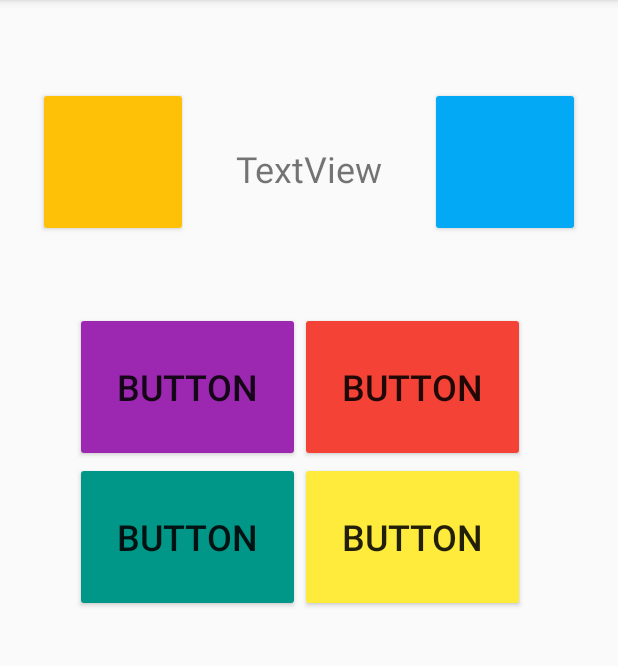
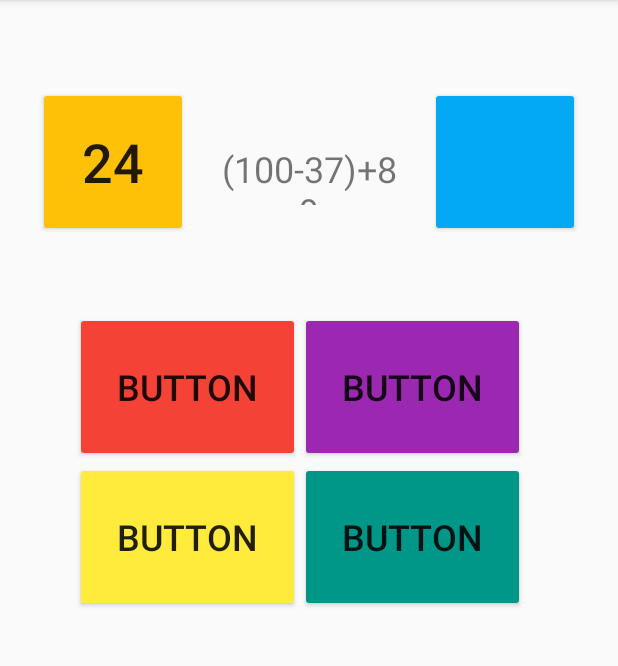
Before and after one commit to ishvar99/maths-fun-app, an Android app: the screen it shows after launch (MainActivity), after a tap on "READY!", on a phone screen of 412 x 824 dp, the part 84-750 px from its top. Run offline under Robolectric (Android 15) with nearby library versions, the phone set to English and light mode, and no system bars.

Commit message:
working with game logic and setup timer

```diff
--- a/app/src/main/java/com/example/braintrainer/MainActivity.java
+++ b/app/src/main/java/com/example/braintrainer/MainActivity.java
@@ -3,18 +3,61 @@ package com.example.braintrainer;
 import androidx.appcompat.app.AppCompatActivity;
 
 import android.os.Bundle;
+import android.os.CountDownTimer;
+import android.util.Log;
 import android.view.View;
 import android.widget.Button;
 import android.widget.LinearLayout;
+import android.widget.TextView;
+
+import java.lang.reflect.Array;
+import java.util.HashMap;
+import java.util.Map;
 
 public class MainActivity extends AppCompatActivity {
     LinearLayout linearLayout;
-    Button button;
+    Button button,timerButton;
+    CountDownTimer timer;
+    TextView textView;
+    int totalTime=25000;
+    int timeInterval=1000;
+    int counter=0;
+    String[] questions={"(100-37)+89","(133+21)/7)"};
+    Integer[] answers={152,22};
+    public String fetchQuestion(int i){
+        return questions[i];
+    }
+    public void submitAnswer(View view){
+        Log.i("info",view.toString());
+        button=(Button)view;
+        Log.i("tag",button.getTag().toString());
+    }
+
+    public void startTimer(){
+        timer = new CountDownTimer(totalTime+100,timeInterval) {
+            @Override
+            public void onTick(long l) {
+                timerButton.setText(String.valueOf(l/1000));
+            }
+            @Override
+            public void onFinish() {
+                Log.i("INFO","TIMES UP!");
+            }
+        }.start();
+    }
+    public void checkResult(){
+
+    }
+
     public void startGame(View view){
         button =findViewById(R.id.button);
+        textView=findViewById(R.id.questionText);
         linearLayout=findViewById(R.id.linearLayoutMain);
         linearLayout.setVisibility(View.VISIBLE);
         button.setVisibility(View.INVISIBLE);
+        timerButton=findViewById(R.id.timerButton);
+        textView.setText(fetchQuestion(counter));
+        startTimer();
     }
     @Override
     protected void onCreate(Bundle savedInstanceState) {
--- a/app/src/main/res/layout/activity_main.xml
+++ b/app/src/main/res/layout/activity_main.xml
@@ -45,7 +45,7 @@
             android:orientation="horizontal">
 
             <Button
-                android:id="@+id/scoreButton"
+                android:id="@+id/timerButton"
                 android:layout_width="100dp"
                 android:layout_height="100dp"
                 android:backgroundTint="#FFC107"
@@ -63,7 +63,7 @@
                 android:textSize="24sp" />
 
             <Button
-                android:id="@+id/timerButton"
+                android:id="@+id/scoreButton"
                 android:layout_width="100dp"
                 android:layout_height="100dp"
                 android:layout_marginRight="0dp"
@@ -80,20 +80,25 @@
             android:orientation="horizontal">
 
             <Button
+                android:id="@+id/option1"
+                android:layout_width="150dp"
+                android:layout_height="100dp"
+                android:backgroundTint="#F44336"
+                android:onClick="submitAnswer"
+                android:tag="1"
+                android:text="Button"
+                android:textSize="24sp" />
+
+            <Button
                 android:id="@+id/option2"
                 android:layout_width="150dp"
                 android:layout_height="100dp"
                 android:backgroundTint="#9C27B0"
+                android:onClick="submitAnswer"
+                android:tag="2"
                 android:text="Button"
                 android:textSize="24sp" />
 
-            <Button
-                android:id="@+id/option1"
-                android:layout_width="150dp"
-                android:layout_height="100dp"
-                android:backgroundTint="#F44336"
-                android:text="Button"
-                android:textSize="24sp" />
         </LinearLayout>
 
         <LinearLayout
@@ -104,18 +109,22 @@
             android:orientation="horizontal">
 
             <Button
+                android:id="@+id/option3"
+                android:layout_width="150dp"
+                android:layout_height="100dp"
+                android:backgroundTint="#FFEB3B"
+                android:onClick="submitAnswer"
+                android:tag="3"
+                android:text="Button"
+                android:textSize="24sp" />
+
+            <Button
                 android:id="@+id/option4"
                 android:layout_width="150dp"
                 android:layout_height="100dp"
                 android:backgroundTint="#009688"
-                android:text="Button"
-                android:textSize="24sp" />
-
-            <Button
-                android:id="@+id/option3"
-                android:layout_width="150dp"
-                android:layout_height="100dp"
-                android:backgroundTint="#FFEB3B"
+                android:onClick="submitAnswer"
+                android:tag="4"
                 android:text="Button"
                 android:textSize="24sp" />
 
```
